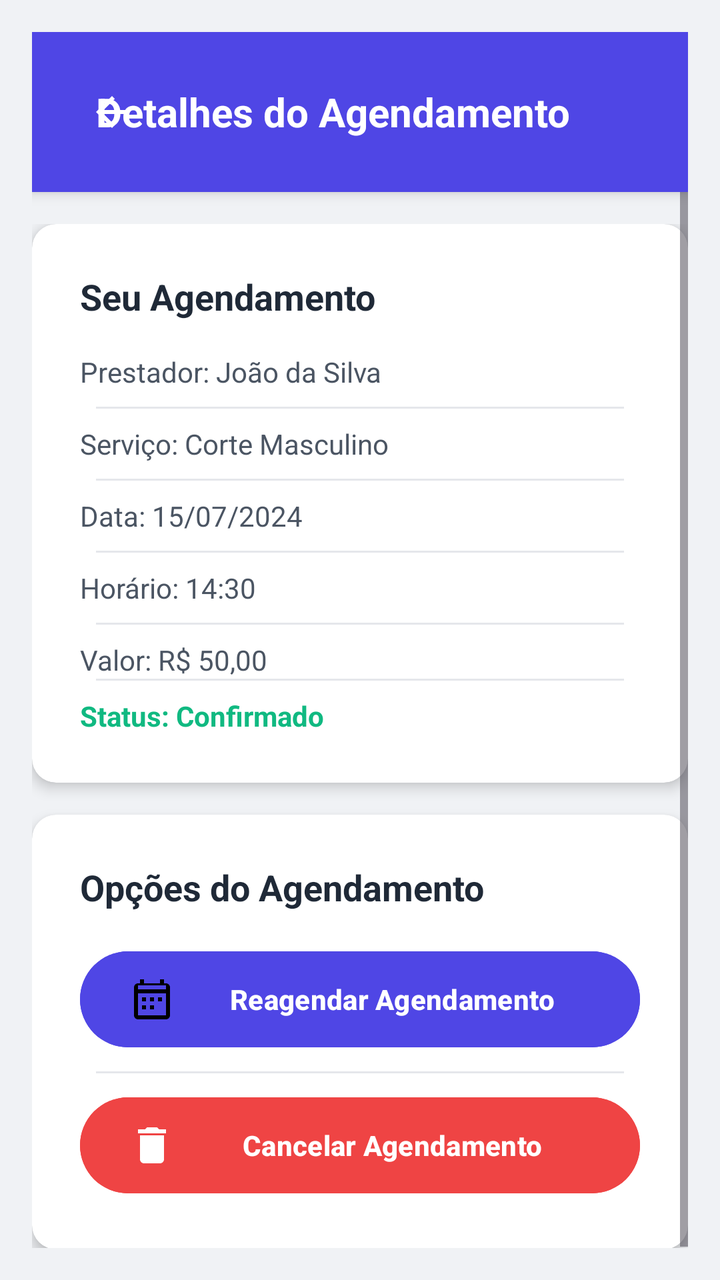
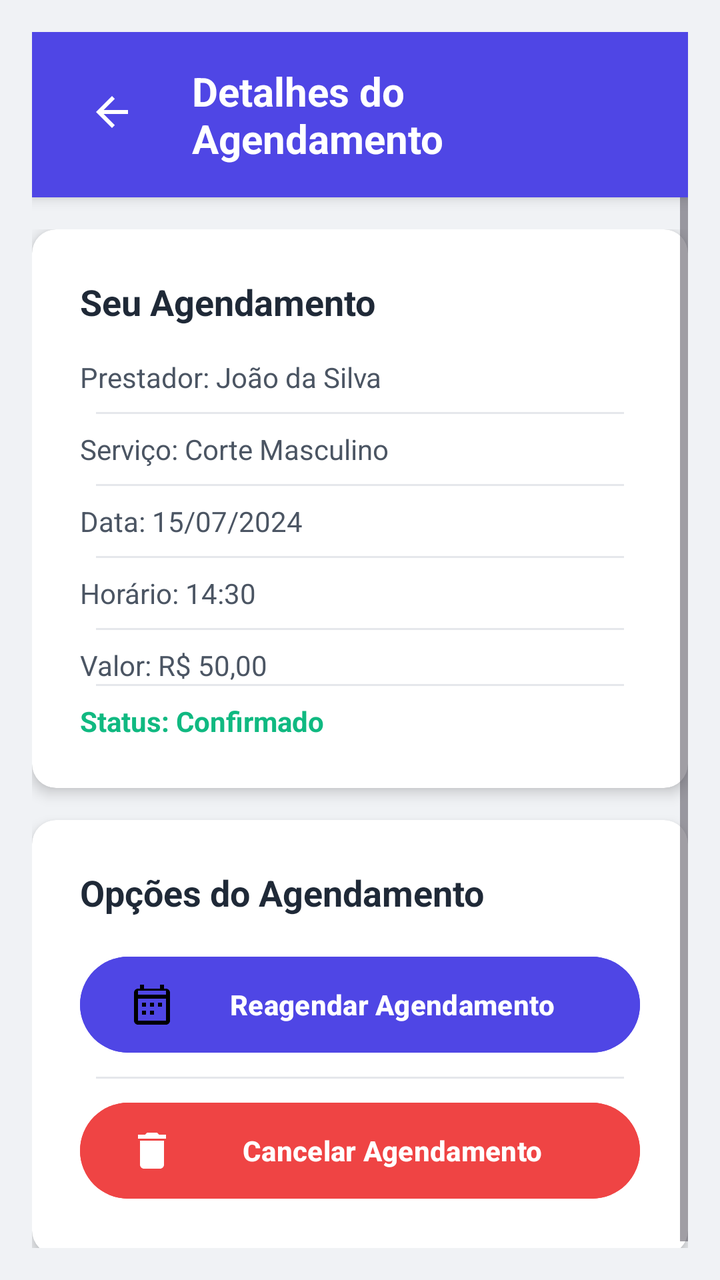

Two renders of the same Android screen: before a commit and after it. Below are the layout's source before the change and the commit's diff.
<!-- AndroidManifest.xml: application theme Theme.SmartApp -->
<!-- res/layout/reagendar.xml -->
<?xml version="1.0" encoding="utf-8"?>
<RelativeLayout xmlns:android="http://schemas.android.com/apk/res/android"
    xmlns:app="http://schemas.android.com/apk/res-auto"
    android:layout_width="match_parent"
    android:layout_height="match_parent"
    android:background="#f0f2f5"
    android:padding="16dp">

    
    <RelativeLayout
        android:id="@+id/header"
        android:layout_width="match_parent"
        android:layout_height="wrap_content"
        android:background="#4F46E5"
        android:padding="16dp"
        android:elevation="4dp">

        <ImageButton
            android:id="@+id/btnvoltardetalheag"
            android:layout_width="48dp"
            android:layout_height="48dp"
            android:background="?attr/selectableItemBackgroundBorderless"
            android:src="@drawable/ic_arrow_back"
            android:contentDescription="Voltar" />

        <TextView
            android:layout_width="wrap_content"
            android:layout_height="wrap_content"
            android:text="Detalhes do Agendamento"
            android:textColor="#FFFFFF"
            android:textSize="20sp"
            android:textStyle="bold"
            android:layout_toRightOf="@id/backButton"
            android:layout_centerVertical="true"
            android:layout_marginStart="16dp" />
    </RelativeLayout>

    
    <ScrollView
        android:layout_width="match_parent"
        android:layout_height="match_parent"
        android:layout_below="@id/header"
        android:fillViewport="true">

        <LinearLayout
            android:layout_width="match_parent"
            android:layout_height="wrap_content"
            android:orientation="vertical"
            android:paddingTop="16dp">

            
            <androidx.cardview.widget.CardView
                android:layout_width="match_parent"
                android:layout_height="wrap_content"
                app:cardCornerRadius="12dp"
                app:cardElevation="4dp"
                android:layout_marginBottom="16dp">

                <LinearLayout
                    android:layout_width="match_parent"
                    android:layout_height="wrap_content"
                    android:orientation="vertical"
                    android:padding="24dp">

                    <TextView
                        android:layout_width="match_parent"
                        android:layout_height="wrap_content"
                        android:text="Seu Agendamento"
                        android:textColor="#1F2937"
                        android:textSize="18sp"
                        android:textStyle="bold"
                        android:layout_marginBottom="16dp"/>

                    <LinearLayout
                        android:layout_width="match_parent"
                        android:layout_height="wrap_content"
                        android:orientation="vertical"
                        android:divider="@drawable/divider"
                        android:showDividers="middle"
                        android:dividerPadding="8dp">

                        <TextView
                            android:layout_width="match_parent"
                            android:layout_height="wrap_content"
                            android:text="Prestador: João da Silva"
                            android:textColor="#4B5563"
                            android:layout_marginBottom="8dp"/>

                        <TextView
                            android:layout_width="match_parent"
                            android:layout_height="wrap_content"
                            android:text="Serviço: Corte Masculino"
                            android:textColor="#4B5563"
                            android:layout_marginVertical="8dp"/>

                        <TextView
                            android:layout_width="match_parent"
                            android:layout_height="wrap_content"
                            android:text="Data: 15/07/2024"
                            android:textColor="#4B5563"
                            android:layout_marginVertical="8dp"/>

                        <TextView
                            android:layout_width="match_parent"
                            android:layout_height="wrap_content"
                            android:text="Horário: 14:30"
                            android:textColor="#4B5563"
                            android:layout_marginVertical="8dp"/>

                        <TextView
                            android:layout_width="match_parent"
                            android:layout_height="wrap_content"
                            android:text="Valor: R$ 50,00"
                            android:textColor="#4B5563"
                            android:layout_marginTop="8dp"/>

                        <TextView
                            android:layout_width="match_parent"
                            android:layout_height="wrap_content"
                            android:text="Status: Confirmado"
                            android:textColor="#10B981"
                            android:textStyle="bold"
                            android:layout_marginTop="8dp"/>
                    </LinearLayout>
                </LinearLayout>
            </androidx.cardview.widget.CardView>

            
            <androidx.cardview.widget.CardView
                android:layout_width="match_parent"
                android:layout_height="wrap_content"
                app:cardCornerRadius="12dp"
                app:cardElevation="4dp">

                <LinearLayout
                    android:layout_width="match_parent"
                    android:layout_height="wrap_content"
                    android:orientation="vertical"
                    android:padding="24dp">

                    <TextView
                        android:layout_width="match_parent"
                        android:layout_height="wrap_content"
                        android:text="Opções do Agendamento"
                        android:textColor="#1F2937"
                        android:textSize="18sp"
                        android:textStyle="bold"
                        android:layout_marginBottom="16dp"/>

                    <LinearLayout
                        android:layout_width="match_parent"
                        android:layout_height="wrap_content"
                        android:orientation="vertical"
                        android:divider="@drawable/divider"
                        android:showDividers="middle"
                        android:dividerPadding="8dp">

                        <Button
                            android:id="@+id/btnreagendar"
                            android:layout_width="match_parent"
                            android:layout_height="wrap_content"
                            android:backgroundTint="#4F46E5"
                            android:text="Reagendar Agendamento"
                            android:textColor="#FFFFFF"
                            android:textStyle="bold"
                            android:drawableLeft="@drawable/ic_calendar"
                            android:drawablePadding="8dp"
                            android:paddingVertical="12dp"
                            android:layout_marginBottom="8dp"/>

                        <Button
                            android:id="@+id/btncancelar"
                            android:layout_width="match_parent"
                            android:layout_height="wrap_content"
                            android:backgroundTint="#EF4444"
                            android:text="Cancelar Agendamento"
                            android:textColor="#FFFFFF"
                            android:textStyle="bold"
                            android:drawableLeft="@drawable/ic_trash"
                            android:drawablePadding="8dp"
                            android:paddingVertical="12dp"
                            android:layout_marginTop="8dp"/>
                    </LinearLayout>
                </LinearLayout>
            </androidx.cardview.widget.CardView>
        </LinearLayout>
    </ScrollView>

    
    <RelativeLayout
        android:id="@+id/cancelModal"
        android:layout_width="match_parent"
        android:layout_height="match_parent"
        android:background="#80000000"
        android:visibility="gone"
        android:clickable="true"
        android:focusable="true">

        <androidx.cardview.widget.CardView
            android:layout_width="300dp"
            android:layout_height="wrap_content"
            app:cardCornerRadius="16dp"
            app:cardElevation="8dp"
            android:layout_centerInParent="true">

            <LinearLayout
                android:layout_width="match_parent"
                android:layout_height="wrap_content"
                android:orientation="vertical"
                android:gravity="center_horizontal"
                android:padding="24dp">

                <ImageView
                    android:layout_width="48dp"
                    android:layout_height="48dp"
                    android:src="@drawable/ic_warning"
                    android:layout_marginBottom="16dp"/>

                <TextView
                    android:layout_width="match_parent"
                    android:layout_height="wrap_content"
                    android:text="Confirmar Cancelamento?"
                    android:textColor="#1F2937"
                    android:textSize="20sp"
                    android:textStyle="bold"
                    android:gravity="center"
                    android:layout_marginBottom="8dp"/>

                <TextView
                    android:layout_width="match_parent"
                    android:layout_height="wrap_content"
                    android:text="Esta ação não poderá ser desfeita. Tem certeza que deseja cancelar este agendamento?"
                    android:textColor="#4B5563"
                    android:gravity="center"
                    android:layout_marginBottom="24dp"/>

                <LinearLayout
                    android:layout_width="match_parent"
                    android:layout_height="wrap_content"
                    android:orientation="horizontal"
                    android:weightSum="2"
                    android:gravity="center">

                    <Button
                        android:id="@+id/cancelNoButton"
                        android:layout_width="0dp"
                        android:layout_height="wrap_content"
                        android:layout_weight="1"
                        android:backgroundTint="#E5E7EB"
                        android:text="Não, Voltar"
                        android:textColor="#1F2937"
                        android:layout_marginEnd="4dp"
                        android:paddingVertical="12dp"/>

                    <Button
                        android:id="@+id/cancelYesButton"
                        android:layout_width="0dp"
                        android:layout_height="wrap_content"
                        android:layout_weight="1"
                        android:backgroundTint="#EF4444"
                        android:text="Sim, Cancelar"
                        android:textColor="#FFFFFF"
                        android:layout_marginStart="4dp"
                        android:paddingVertical="12dp"/>
                </LinearLayout>
            </LinearLayout>
        </androidx.cardview.widget.CardView>
    </RelativeLayout>

    
    <RelativeLayout
        android:id="@+id/messageModal"
        android:layout_width="match_parent"
        android:layout_height="match_parent"
        android:background="#80000000"
        android:visibility="gone"
        android:clickable="true"
        android:focusable="true">

        <androidx.cardview.widget.CardView
            android:layout_width="300dp"
            android:layout_height="wrap_content"
            app:cardCornerRadius="16dp"
            app:cardElevation="8dp"
            android:layout_centerInParent="true">

            <LinearLayout
                android:layout_width="match_parent"
                android:layout_height="wrap_content"
                android:orientation="vertical"
                android:gravity="center_horizontal"
                android:padding="24dp">

                <ImageView
                    android:id="@+id/messageIcon"
                    android:layout_width="48dp"
                    android:layout_height="48dp"
                    android:layout_marginBottom="16dp"/>

                <TextView
                    android:id="@+id/messageTitle"
                    android:layout_width="match_parent"
                    android:layout_height="wrap_content"
                    android:textColor="#1F2937"
                    android:textSize="20sp"
                    android:textStyle="bold"
                    android:gravity="center"
                    android:layout_marginBottom="8dp"/>

                <TextView
                    android:id="@+id/messageText"
                    android:layout_width="match_parent"
                    android:layout_height="wrap_content"
                    android:textColor="#4B5563"
                    android:gravity="center"
                    android:layout_marginBottom="24dp"/>

                <Button
                    android:id="@+id/okButton"
                    android:layout_width="match_parent"
                    android:layout_height="wrap_content"
                    android:text="OK"
                    android:backgroundTint="#4F46E5"
                    android:textColor="#FFFFFF"
                    android:paddingVertical="12dp"/>
            </LinearLayout>
        </androidx.cardview.widget.CardView>
    </RelativeLayout>
</RelativeLayout>
<!-- resources referenced by this layout -->
<resources>
  <!-- drawable divider (drawable) -->
  <shape xmlns:android="http://schemas.android.com/apk/res/android">
      <size android:height="1dp" />
      <solid android:color="@color/gray_200" />
      <solid android:color="#E5E7EB" />
      <size android:height="1dp" />
      <solid android:color="#E5E7EB" />
      <size android:height="1dp" />
      <solid android:color="#E5E7EB" />
  
  </shape>
  <!-- drawable ic_arrow_back (drawable) -->
  <vector xmlns:android="http://schemas.android.com/apk/res/android"
      android:width="24dp"
      android:height="24dp"
      android:viewportWidth="24"
      android:viewportHeight="24">
      <path android:fillColor="#FFFFFF" android:pathData="M20,11H7.83l5.59,-5.59L12,4l-8,8 8,8 1.41,-1.41L7.83,13H20v-2z"/>
  </vector>
  <!-- drawable ic_calendar (drawable) -->
  <vector xmlns:android="http://schemas.android.com/apk/res/android"
      android:width="24dp"
      android:height="24dp"
      android:viewportWidth="24"
      android:viewportHeight="24">
      <path
          android:fillColor="#FF000000"
          android:pathData="M19,4h-1V2h-2v2H8V2H6v2H5c-1.11,0 -1.99,0.9 -1.99,2L3,20c0,1.1 0.89,2 2,2h14c1.1,0 2,-0.9 2,-2V6c0,-1.1 -0.9,-2 -2,-2zM19,20H5V9h14V20zM19,7H5V5h14V7zM9,13H7v-2h2V13zM13,13h-2v-2h2V13zM17,13h-2v-2h2V13zM9,17H7v-2h2V17zM13,17h-2v-2h2V17z"/>
  </vector>
  <!-- drawable ic_trash (drawable) -->
  <vector xmlns:android="http://schemas.android.com/apk/res/android"
      android:width="24dp"
      android:height="24dp"
      android:viewportWidth="24"
      android:viewportHeight="24">
      <path
          android:fillColor="#FFFFFF"
          android:pathData="M6,19c0,1.1 0.9,2 2,2h8c1.1,0 2,-0.9 2,-2V7H6V19zM19,4h-3.5l-1,-1h-5l-1,1H5v2h14V4z"/>
  </vector>
  <!-- drawable ic_warning (drawable) -->
  <vector xmlns:android="http://schemas.android.com/apk/res/android"
      android:width="24dp"
      android:height="24dp"
      android:viewportWidth="24"
      android:viewportHeight="24">
      <path
          android:fillColor="#F59E0B"
          android:pathData="M1,21h22L12,2 1,21zM13,18h-2v-2h2V18zM13,16h-2v-4h2V16z"/>
  </vector>
  <style name="Theme.SmartApp" parent="Base.Theme.SmartApp" />
  <color name="gray_200">#E5E7EB</color>
  <style name="Base.Theme.SmartApp" parent="Theme.Material3.DayNight.NoActionBar" />
</resources>

<!-- the commit's change to res/layout/reagendar.xml (unified diff, before → after) -->
@@ -30,7 +30,7 @@
             android:textColor="#FFFFFF"
             android:textSize="20sp"
             android:textStyle="bold"
-            android:layout_toRightOf="@id/backButton"
+            android:layout_toRightOf="@id/btnvoltardetalheag"
             android:layout_centerVertical="true"
             android:layout_marginStart="16dp" />
     </RelativeLayout>
